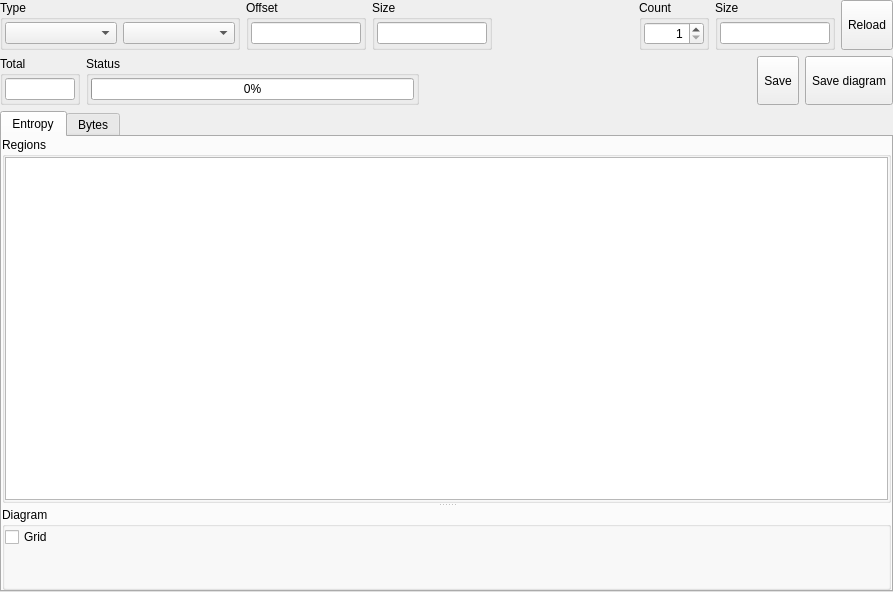
Qt form xentropywidget.ui (horsicq/XEntropyWidget) before a commit.
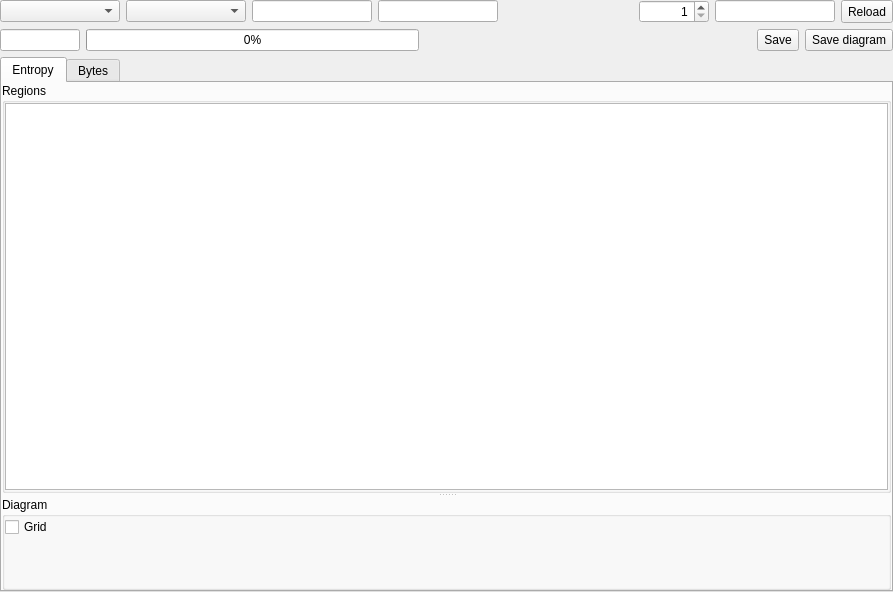
The same form after that commit. Custom widgets are drawn as their Qt base class.

Patch:
```diff
--- a/xentropywidget.ui
+++ b/xentropywidget.ui
@@ -29,110 +29,55 @@
    <item>
     <layout class="QHBoxLayout" name="horizontalLayout">
      <item>
-      <widget class="QGroupBox" name="groupBoxType">
+      <widget class="QComboBox" name="comboBoxType">
        <property name="minimumSize">
         <size>
-         <width>240</width>
+         <width>120</width>
          <height>0</height>
         </size>
        </property>
-       <property name="title">
-        <string>Type</string>
+      </widget>
+     </item>
+     <item>
+      <widget class="QComboBox" name="comboBoxMapMode">
+       <property name="minimumSize">
+        <size>
+         <width>120</width>
+         <height>0</height>
+        </size>
        </property>
-       <layout class="QHBoxLayout" name="horizontalLayout_5">
-        <property name="leftMargin">
-         <number>2</number>
-        </property>
-        <property name="topMargin">
-         <number>2</number>
-        </property>
-        <property name="rightMargin">
-         <number>2</number>
-        </property>
-        <property name="bottomMargin">
-         <number>2</number>
-        </property>
-        <item>
-         <widget class="QComboBox" name="comboBoxType"/>
-        </item>
-        <item>
-         <widget class="QComboBox" name="comboBoxMapMode"/>
-        </item>
-       </layout>
       </widget>
      </item>
      <item>
-      <widget class="QGroupBox" name="groupBoxOffset">
+      <widget class="XLineEditHEX" name="lineEditOffset">
        <property name="maximumSize">
         <size>
          <width>120</width>
          <height>16777215</height>
         </size>
        </property>
-       <property name="title">
-        <string>Offset</string>
+       <property name="alignment">
+        <set>Qt::AlignCenter</set>
        </property>
-       <layout class="QVBoxLayout" name="verticalLayout_7">
-        <property name="leftMargin">
-         <number>2</number>
-        </property>
-        <property name="topMargin">
-         <number>2</number>
-        </property>
-        <property name="rightMargin">
-         <number>2</number>
-        </property>
-        <property name="bottomMargin">
-         <number>2</number>
-        </property>
-        <item>
-         <widget class="XLineEditHEX" name="lineEditOffset">
-          <property name="alignment">
-           <set>Qt::AlignCenter</set>
-          </property>
-          <property name="readOnly">
-           <bool>true</bool>
-          </property>
-         </widget>
-        </item>
-       </layout>
+       <property name="readOnly">
+        <bool>true</bool>
+       </property>
       </widget>
      </item>
      <item>
-      <widget class="QGroupBox" name="groupBoxSize">
+      <widget class="XLineEditHEX" name="lineEditSize">
        <property name="maximumSize">
         <size>
          <width>120</width>
          <height>16777215</height>
         </size>
        </property>
-       <property name="title">
-        <string>Size</string>
+       <property name="alignment">
+        <set>Qt::AlignCenter</set>
        </property>
-       <layout class="QVBoxLayout" name="verticalLayout_8">
-        <property name="leftMargin">
-         <number>2</number>
-        </property>
-        <property name="topMargin">
-         <number>2</number>
-        </property>
-        <property name="rightMargin">
-         <number>2</number>
-        </property>
-        <property name="bottomMargin">
-         <number>2</number>
-        </property>
-        <item>
-         <widget class="XLineEditHEX" name="lineEditSize">
-          <property name="alignment">
-           <set>Qt::AlignCenter</set>
-          </property>
-          <property name="readOnly">
-           <bool>true</bool>
-          </property>
-         </widget>
-        </item>
-       </layout>
+       <property name="readOnly">
+        <bool>true</bool>
+       </property>
       </widget>
      </item>
      <item>
@@ -149,80 +94,38 @@
       </spacer>
      </item>
      <item>
-      <widget class="QGroupBox" name="groupBoxCount">
+      <widget class="QSpinBox" name="spinBoxCount">
        <property name="minimumSize">
         <size>
          <width>70</width>
          <height>0</height>
         </size>
        </property>
-       <property name="title">
-        <string>Count</string>
+       <property name="alignment">
+        <set>Qt::AlignRight|Qt::AlignTrailing|Qt::AlignVCenter</set>
        </property>
-       <layout class="QVBoxLayout" name="verticalLayout_9">
-        <property name="leftMargin">
-         <number>2</number>
-        </property>
-        <property name="topMargin">
-         <number>2</number>
-        </property>
-        <property name="rightMargin">
-         <number>2</number>
-        </property>
-        <property name="bottomMargin">
-         <number>2</number>
-        </property>
-        <item>
-         <widget class="QSpinBox" name="spinBoxCount">
-          <property name="alignment">
-           <set>Qt::AlignRight|Qt::AlignTrailing|Qt::AlignVCenter</set>
-          </property>
-          <property name="minimum">
-           <number>1</number>
-          </property>
-          <property name="maximum">
-           <number>1000</number>
-          </property>
-         </widget>
-        </item>
-       </layout>
+       <property name="minimum">
+        <number>1</number>
+       </property>
+       <property name="maximum">
+        <number>1000</number>
+       </property>
       </widget>
      </item>
      <item>
-      <widget class="QGroupBox" name="groupBoxPartSize">
+      <widget class="XLineEditHEX" name="lineEditPartSize">
        <property name="maximumSize">
         <size>
          <width>120</width>
          <height>16777215</height>
         </size>
        </property>
-       <property name="title">
-        <string>Size</string>
+       <property name="alignment">
+        <set>Qt::AlignCenter</set>
        </property>
-       <layout class="QVBoxLayout" name="verticalLayout_10">
-        <property name="leftMargin">
-         <number>2</number>
-        </property>
-        <property name="topMargin">
-         <number>2</number>
-        </property>
-        <property name="rightMargin">
-         <number>2</number>
-        </property>
-        <property name="bottomMargin">
-         <number>2</number>
-        </property>
-        <item>
-         <widget class="XLineEditHEX" name="lineEditPartSize">
-          <property name="alignment">
-           <set>Qt::AlignCenter</set>
-          </property>
-          <property name="readOnly">
-           <bool>true</bool>
-          </property>
-         </widget>
-        </item>
-       </layout>
+       <property name="readOnly">
+        <bool>true</bool>
+       </property>
       </widget>
      </item>
      <item>
@@ -252,80 +155,38 @@
    <item>
     <layout class="QHBoxLayout" name="horizontalLayout_2">
      <item>
-      <widget class="QGroupBox" name="groupBox">
+      <widget class="QLineEdit" name="lineEditTotalEntropy">
        <property name="maximumSize">
         <size>
          <width>80</width>
          <height>16777215</height>
         </size>
        </property>
-       <property name="title">
-        <string>Total</string>
+       <property name="alignment">
+        <set>Qt::AlignCenter</set>
        </property>
-       <layout class="QVBoxLayout" name="verticalLayout_2">
-        <property name="leftMargin">
-         <number>2</number>
-        </property>
-        <property name="topMargin">
-         <number>2</number>
-        </property>
-        <property name="rightMargin">
-         <number>2</number>
-        </property>
-        <property name="bottomMargin">
-         <number>2</number>
-        </property>
-        <item>
-         <widget class="QLineEdit" name="lineEditTotalEntropy">
-          <property name="alignment">
-           <set>Qt::AlignCenter</set>
-          </property>
-          <property name="readOnly">
-           <bool>true</bool>
-          </property>
-         </widget>
-        </item>
-       </layout>
+       <property name="readOnly">
+        <bool>true</bool>
+       </property>
       </widget>
      </item>
      <item>
-      <widget class="QGroupBox" name="groupBoxStatus">
+      <widget class="QProgressBar" name="progressBarTotalEntropy">
        <property name="minimumSize">
         <size>
          <width>150</width>
          <height>0</height>
         </size>
        </property>
-       <property name="title">
-        <string>Status</string>
+       <property name="maximum">
+        <number>1000</number>
        </property>
-       <layout class="QHBoxLayout" name="horizontalLayout_4">
-        <property name="leftMargin">
-         <number>2</number>
-        </property>
-        <property name="topMargin">
-         <number>2</number>
-        </property>
-        <property name="rightMargin">
-         <number>2</number>
-        </property>
-        <property name="bottomMargin">
-         <number>2</number>
-        </property>
-        <item>
-         <widget class="QProgressBar" name="progressBarTotalEntropy">
-          <property name="maximum">
-           <number>1000</number>
-          </property>
-          <property name="value">
-           <number>0</number>
-          </property>
-          <property name="alignment">
-           <set>Qt::AlignCenter</set>
-          </property>
-         </widget>
-        </item>
-       </layout>
+       <property name="value">
+        <number>0</number>
+       </property>
+       <property name="alignment">
+        <set>Qt::AlignCenter</set>
+       </property>
       </widget>
      </item>
      <item>
```
